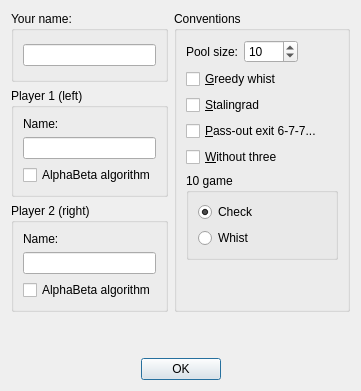
Before: the Qt Designer form src/ui/newgameform.ui in infsega/bbpref, drawn with Qt 5.
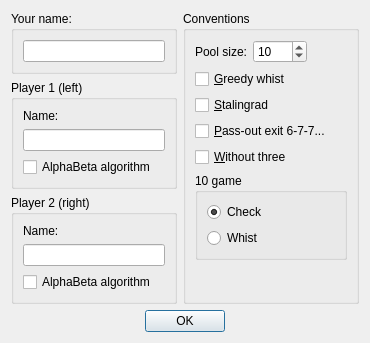
After: the same form once the commit is applied. Icons and pictures are not drawn.

What changed in the file:
```diff
--- a/src/ui/newgameform.ui
+++ b/src/ui/newgameform.ui
@@ -10,7 +10,7 @@
     <x>0</x>
     <y>0</y>
     <width>370</width>
-    <height>340</height>
+    <height>334</height>
    </rect>
   </property>
   <property name="sizePolicy">
@@ -36,9 +36,6 @@
    <bool>true</bool>
   </property>
   <layout class="QGridLayout" name="gridLayout">
-   <property name="sizeConstraint">
-    <enum>QLayout::SetFixedSize</enum>
-   </property>
    <item row="0" column="0">
     <widget class="QGroupBox" name="groupBox_5">
      <property name="sizePolicy">
@@ -334,19 +331,6 @@
      </property>
     </widget>
    </item>
-   <item row="3" column="0">
-    <spacer name="verticalSpacer_2">
-     <property name="orientation">
-      <enum>Qt::Vertical</enum>
-     </property>
-     <property name="sizeHint" stdset="0">
-      <size>
-       <width>20</width>
-       <height>40</height>
-      </size>
-     </property>
-    </spacer>
-   </item>
   </layout>
  </widget>
  <resources/>
```
Left out of the diff: 2 changed lines with no effect on the pictures.
